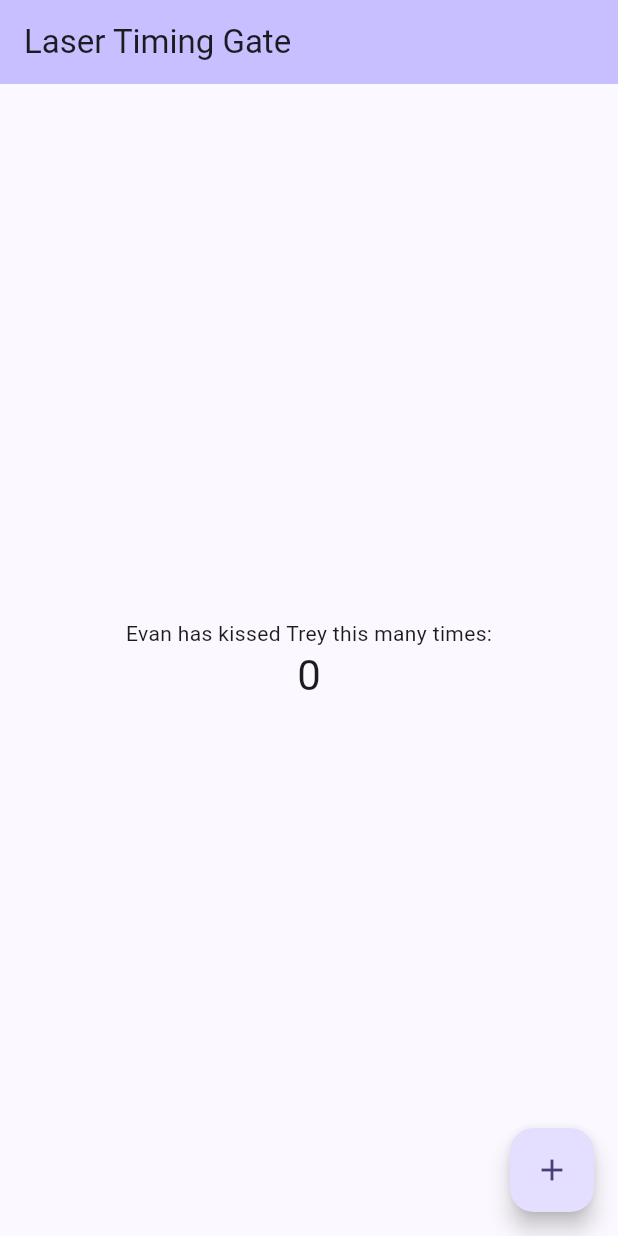
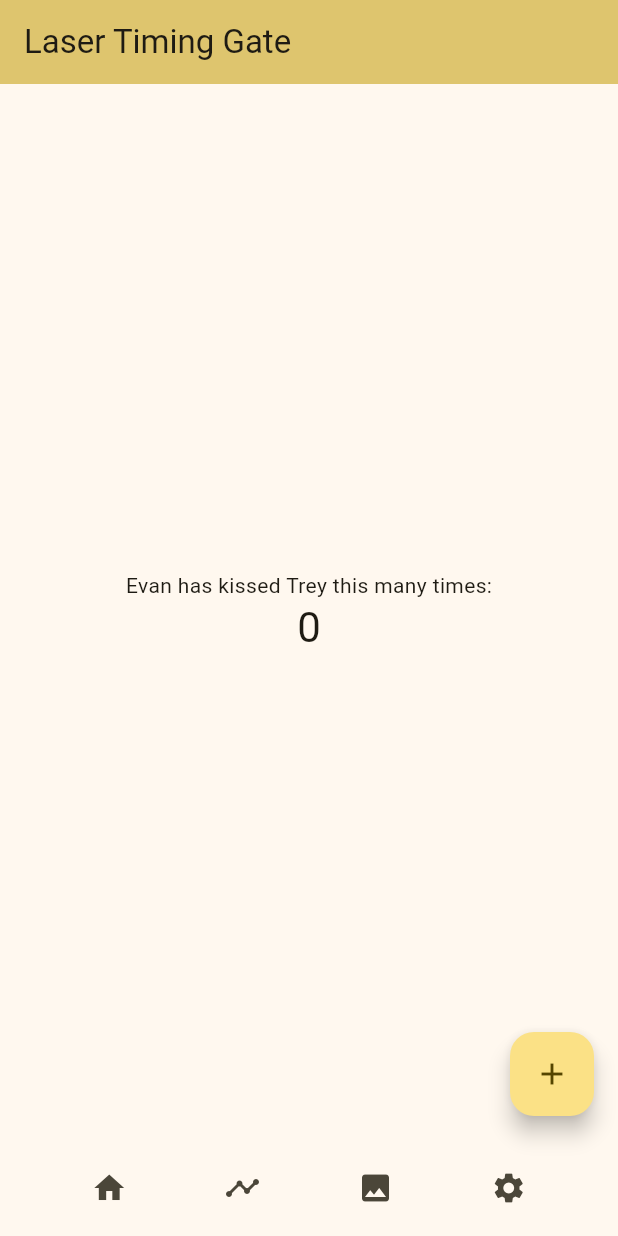
Before and after one commit to JaxJacobson/laser_timing_gate_app, a Flutter app: the screen it shows after launch, on a phone screen of 412 x 824 dp. Run offline on Flutter 3.47's test engine with Material 3 defaults, Android fonts, the phone set to English and light mode, and no system bars.

Commit message:
Four new widgets on the bottom

```diff
--- a/lib/main.dart
+++ b/lib/main.dart
@@ -28,9 +28,9 @@ class MyApp extends StatelessWidget {
         //
         // This works for code too, not just values: Most code changes can be
         // tested with just a hot reload.
-        colorScheme: .fromSeed(seedColor: const Color.fromARGB(255, 58, 31, 176)),
+        colorScheme: .fromSeed(seedColor: const Color.fromARGB(255, 255, 213, 0)),
       ),
-      home: const MyHomePage(title: 'Laser Timing Gate'),
+      home: const MyHomePage(title: 'Laser Timing Gate')
     );
   }
 }
@@ -84,7 +84,7 @@ class _MyHomePageState extends State<MyHomePage> {
         // Here we take the value from the MyHomePage object that was created by
         // the App.build method, and use it to set our appbar title.
         title: Text(widget.title),
-      ),
+        ),
       body: Center(
         // Center is a layout widget. It takes a single child and positions it
         // in the middle of the parent.
@@ -112,9 +112,23 @@ class _MyHomePageState extends State<MyHomePage> {
           ],
         ),
       ),
+
+      bottomNavigationBar: Container(
+        padding: const EdgeInsets.symmetric(horizontal:8, vertical: 8),
+        child: Row(
+          mainAxisAlignment: MainAxisAlignment.spaceEvenly,
+          children: [
+            IconButton(icon: const Icon(Icons.home), onPressed: () {}),
+            IconButton(icon: const Icon(Icons.timeline), onPressed: () {}),
+            IconButton(icon: const Icon(Icons.image), onPressed: () {}),
+            IconButton(icon: const Icon(Icons.settings), onPressed: () {}),
+          ],
+        ),
+      ),
+
       floatingActionButton: FloatingActionButton(
         onPressed: _incrementCounter,
-        tooltip: 'Increment',
+        tooltip: 'Evan will kiss Trey for a very long time',
         child: const Icon(Icons.add),
       ),
     );
```
